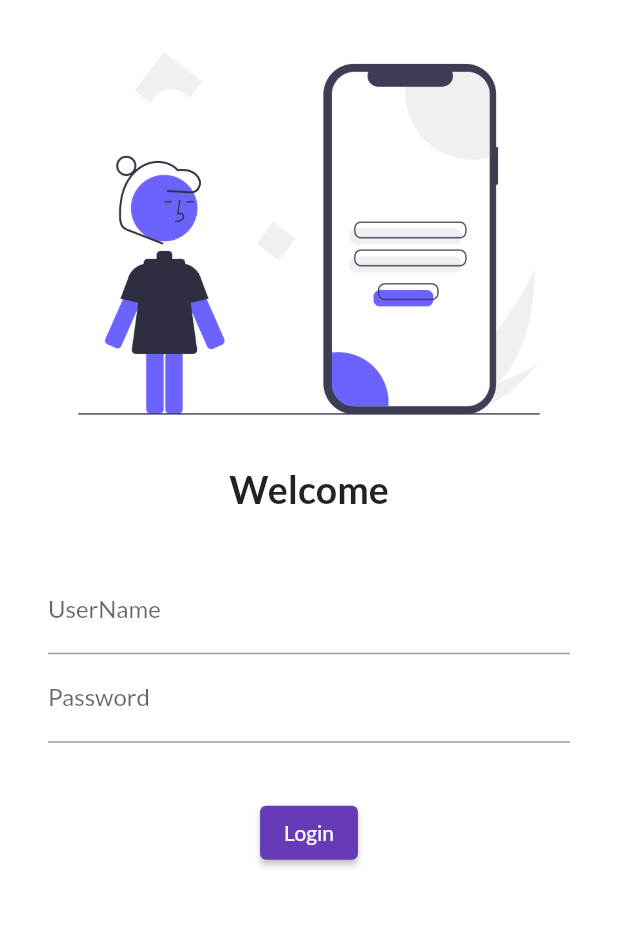
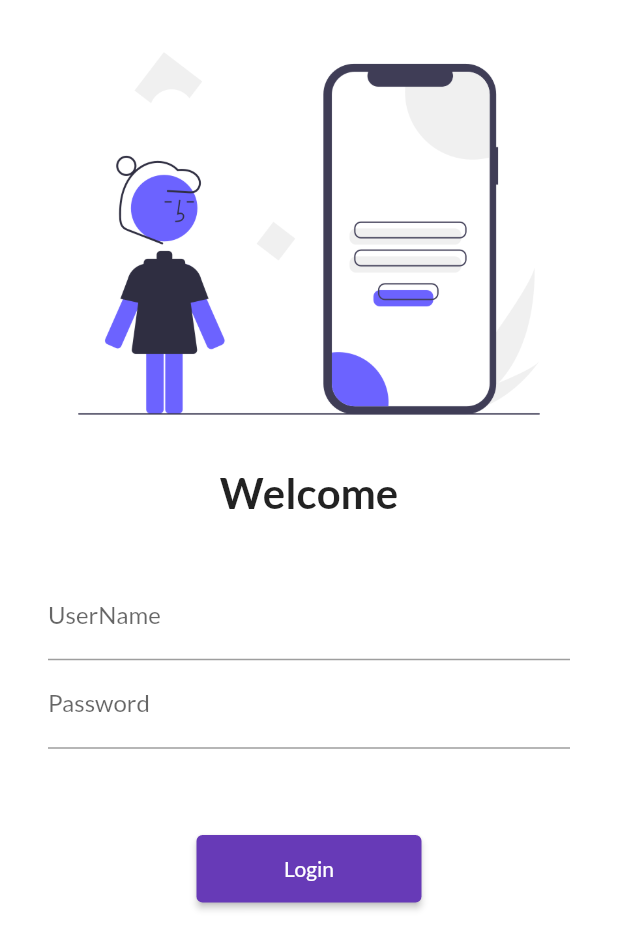
Before and after one commit to ItsRichish/FlutterFirstApp, a Flutter app: the screen it shows after launch, on a phone screen of 412 x 824 dp. Shown: the top 949 px of the screen. Run offline on Flutter 3.47's test engine with Material 2 defaults, Android fonts, the phone set to English and light mode, and no system bars; our stand-ins replace google_fonts.

Commit message:
Day 5 completed

```diff
--- a/lib/main.dart
+++ b/lib/main.dart
@@ -1,4 +1,5 @@
 import 'package:flutter/material.dart';
+import 'package:flutter_catalog/utils/routes.dart';
 import 'package:google_fonts/google_fonts.dart';
 import 'pages/login_page.dart';
 import 'pages/home_page.dart';
@@ -22,12 +23,13 @@ class MyApp extends StatelessWidget {
       darkTheme: ThemeData(
         brightness: Brightness.dark,
       ),
+      // debugShowCheckedModeBanner: false,
       //Routes
       // initialRoute: "/home",
       routes: {
         "/": (context) => LoginPage(),
-        "/home": (context) => HomePage(),
-        "/login": (context) => LoginPage()
+        MyRoutes.homeRoute: (context) => HomePage(),
+        MyRoutes.loginRoute: (context) => LoginPage()
       },
     );
   }
--- a/lib/pages/login_page.dart
+++ b/lib/pages/login_page.dart
@@ -1,4 +1,5 @@
 import 'package:flutter/material.dart';
+import 'package:flutter_catalog/utils/routes.dart';
 
 class LoginPage extends StatelessWidget {
   const LoginPage({Key? key}) : super(key: key);
@@ -7,6 +8,7 @@ class LoginPage extends StatelessWidget {
   Widget build(BuildContext context) {
     return Material(
         color: Colors.white,
+        child: SingleChildScrollView(
           child: Column(
             children: [
               Image.asset(
@@ -16,7 +18,7 @@ class LoginPage extends StatelessWidget {
               Text(
                 "Welcome",
                 style: TextStyle(
-                fontSize: 25,
+                  fontSize: 28,
                   fontWeight: FontWeight.bold,
                 ),
               ),
@@ -24,8 +26,8 @@ class LoginPage extends StatelessWidget {
                 height: 20.0,
               ),
               Padding(
-              padding:
-                  const EdgeInsets.symmetric(vertical: 16.0, horizontal: 32.0),
+                padding: const EdgeInsets.symmetric(
+                    vertical: 16.0, horizontal: 32.0),
                 child: Column(
                   children: [
                     TextFormField(
@@ -43,16 +45,17 @@ class LoginPage extends StatelessWidget {
                 ),
               ),
               SizedBox(
-              height: 20.0,
+                height: 40.0,
               ),
               ElevatedButton(
                 child: Text("Login"),
-              style: TextButton.styleFrom(),
+                style: TextButton.styleFrom(minimumSize: Size(150, 45)),
                 onPressed: () {
-                print("Hello Richi");
+                  Navigator.pushNamed(context, MyRoutes.homeRoute);
                 },
               )
             ],
+          ),
         ));
   }
 }
--- /dev/null
+++ b/lib/utils/routes.dart
@@ -0,0 +1,5 @@
+class MyRoutes {
+  static String loginRoute = "/login";
+  static String homeRoute = "/home";
+
+}
```
Lines whose indentation alone changed are shown as unchanged.
